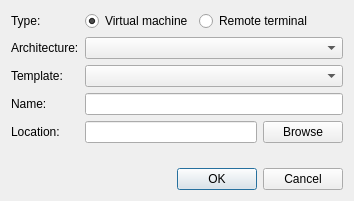
The window that Src/EmuOne/emuone/NewVmDialog.ui (akapustiatyahoocouk/EmuOne) describes before a commit, drawn with Qt 5.
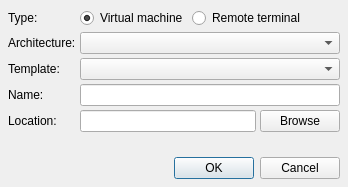
The same window after the commit.

```diff
--- a/Src/EmuOne/emuone/NewVmDialog.ui
+++ b/Src/EmuOne/emuone/NewVmDialog.ui
@@ -9,14 +9,29 @@
    <rect>
     <x>0</x>
     <y>0</y>
-    <width>354</width>
-    <height>201</height>
+    <width>348</width>
+    <height>187</height>
    </rect>
   </property>
   <property name="windowTitle">
    <string>New VM</string>
   </property>
   <layout class="QGridLayout" name="gridLayout">
+   <property name="leftMargin">
+    <number>8</number>
+   </property>
+   <property name="topMargin">
+    <number>8</number>
+   </property>
+   <property name="rightMargin">
+    <number>8</number>
+   </property>
+   <property name="bottomMargin">
+    <number>8</number>
+   </property>
+   <property name="spacing">
+    <number>4</number>
+   </property>
    <item row="3" column="0">
     <widget class="QLabel" name="_nameLabel">
      <property name="text">
```
